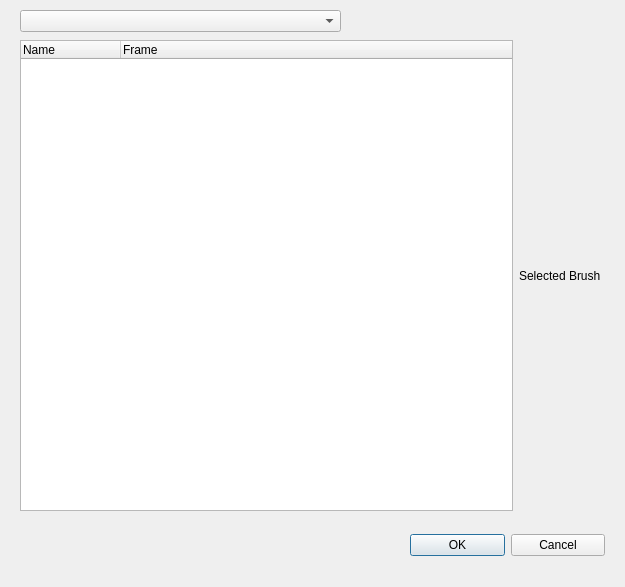
Before: the Qt Designer form brickleedit/src/gui/brushmanager/brushselection.ui in paarm/bricklebrit, drawn with Qt 5.
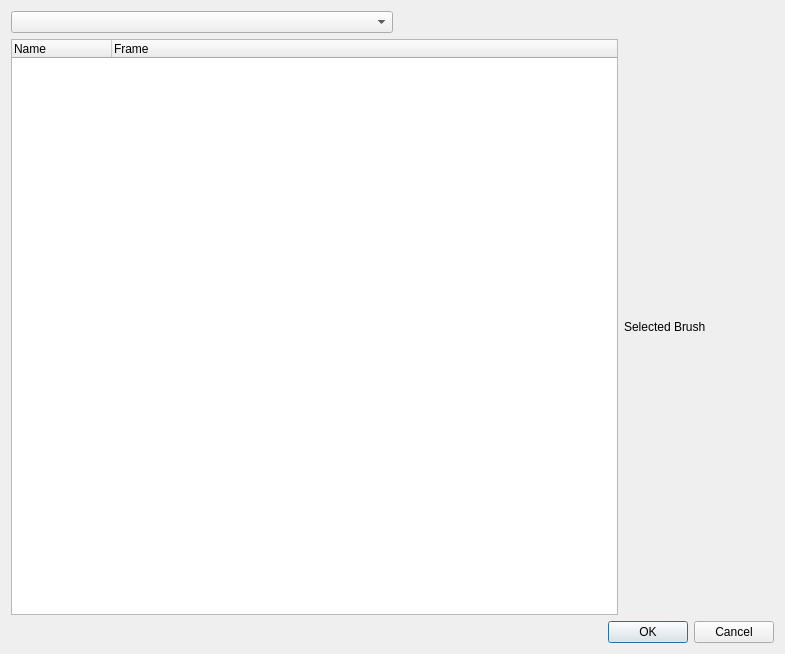
After: the same form once the commit is applied.

Commit message: Layouting in dialogs

```diff
--- a/brickleedit/src/gui/brushmanager/brushselection.ui
+++ b/brickleedit/src/gui/brushmanager/brushselection.ui
@@ -6,58 +6,42 @@
    <rect>
     <x>0</x>
     <y>0</y>
-    <width>625</width>
-    <height>587</height>
+    <width>785</width>
+    <height>654</height>
    </rect>
   </property>
   <property name="windowTitle">
    <string>Select Brush</string>
   </property>
-  <widget class="QWidget" name="layoutWidget">
-   <property name="geometry">
-    <rect>
-     <x>410</x>
-     <y>530</y>
-     <width>195</width>
-     <height>30</height>
-    </rect>
-   </property>
-   <layout class="QHBoxLayout" name="horizontalLayout_3">
+  <layout class="QVBoxLayout" name="verticalLayout">
     <item>
-     <widget class="QPushButton" name="okButton">
-      <property name="text">
-       <string>OK</string>
-      </property>
-     </widget>
-    </item>
+    <layout class="QHBoxLayout" name="horizontalLayout_2">
     <item>
-     <widget class="QPushButton" name="cancelButton">
-      <property name="text">
-       <string>Cancel</string>
-      </property>
-     </widget>
-    </item>
-   </layout>
-  </widget>
   <widget class="QComboBox" name="resourceNameOpm">
-   <property name="geometry">
-    <rect>
-     <x>20</x>
-     <y>10</y>
-     <width>321</width>
-     <height>22</height>
-    </rect>
-   </property>
-  </widget>
-  <widget class="QWidget" name="">
-   <property name="geometry">
-    <rect>
-     <x>20</x>
-     <y>40</y>
-     <width>581</width>
-     <height>471</height>
-    </rect>
-   </property>
+       <property name="sizePolicy">
+        <sizepolicy hsizetype="Expanding" vsizetype="Minimum">
+         <horstretch>0</horstretch>
+         <verstretch>0</verstretch>
+        </sizepolicy>
+       </property>
+      </widget>
+     </item>
+     <item>
+      <spacer name="horizontalSpacer">
+       <property name="orientation">
+        <enum>Qt::Horizontal</enum>
+       </property>
+       <property name="sizeHint" stdset="0">
+        <size>
+         <width>40</width>
+         <height>20</height>
+        </size>
+       </property>
+      </spacer>
+     </item>
+    </layout>
+   </item>
+   <item>
    <layout class="QHBoxLayout" name="horizontalLayout">
     <item>
      <widget class="QTreeWidget" name="treeWidget">
@@ -75,13 +59,51 @@
     </item>
     <item>
      <widget class="QLabel" name="previewImage">
+       <property name="minimumSize">
+        <size>
+         <width>150</width>
+         <height>0</height>
+        </size>
+       </property>
       <property name="text">
        <string>Selected Brush</string>
       </property>
      </widget>
     </item>
    </layout>
-  </widget>
+   </item>
+   <item>
+    <layout class="QHBoxLayout" name="horizontalLayout_3">
+     <item>
+      <spacer name="horizontalSpacer_2">
+       <property name="orientation">
+        <enum>Qt::Horizontal</enum>
+       </property>
+       <property name="sizeHint" stdset="0">
+        <size>
+         <width>40</width>
+         <height>20</height>
+        </size>
+       </property>
+      </spacer>
+     </item>
+     <item>
+      <widget class="QPushButton" name="okButton">
+       <property name="text">
+        <string>OK</string>
+       </property>
+      </widget>
+     </item>
+     <item>
+      <widget class="QPushButton" name="cancelButton">
+       <property name="text">
+        <string>Cancel</string>
+       </property>
+      </widget>
+     </item>
+    </layout>
+   </item>
+  </layout>
   <zorder>layoutWidget</zorder>
   <zorder>treeWidget</zorder>
   <zorder>resourceNameOpm</zorder>
```
Left out of the diff: 6 changed lines with no effect on the pictures. Lines whose indentation alone changed are shown as unchanged. The commit also changes 3 other files.
